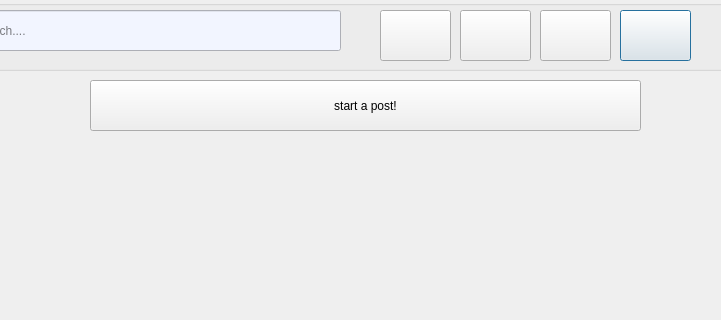
This is work-main/work-main/work-main (1)/work-main/work-main/work-main/MainProjectPhase1-master/MainProjectPhase1-main/home.ui in f8477/work as Qt 5 draws it before an edit; both pictures show x 130 to 851 and y 0 to 320 of the 1111 by 652 pixel window. The edited form follows.
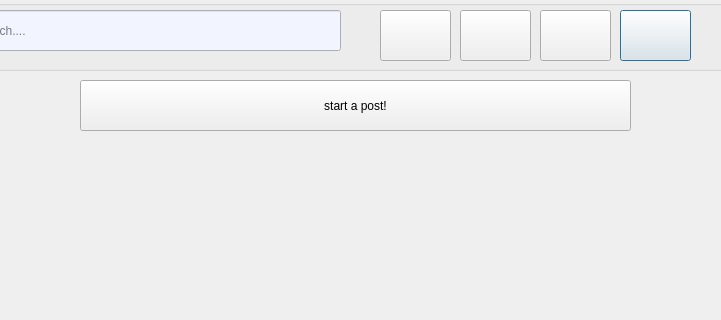
This is the edited form. Icons and pictures are not drawn.

What changed in the file:
```diff
--- a/work-main/work-main/work-main (1)/work-main/work-main/work-main/MainProjectPhase1-master/MainProjectPhase1-main/home.ui
+++ b/work-main/work-main/work-main (1)/work-main/work-main/work-main/MainProjectPhase1-master/MainProjectPhase1-main/home.ui
@@ -162,7 +162,7 @@
   <widget class="QPushButton" name="postingButton">
    <property name="geometry">
     <rect>
-     <x>220</x>
+     <x>210</x>
      <y>80</y>
      <width>551</width>
      <height>51</height>
```
